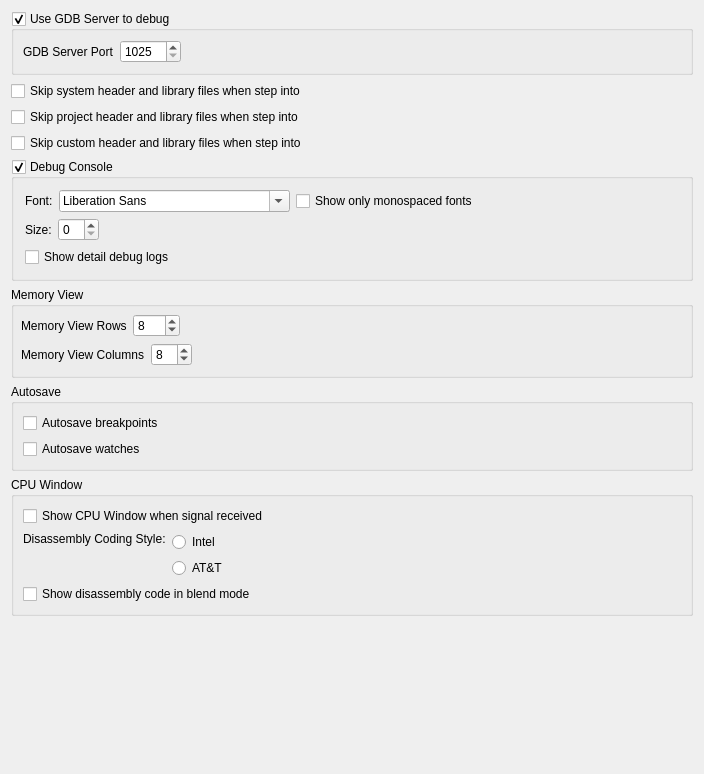
First picture: the form in RedPandaIDE/settingsdialog/debuggeneralwidget.ui, repository royqh1979/RedPanda-CPP, before the edit.
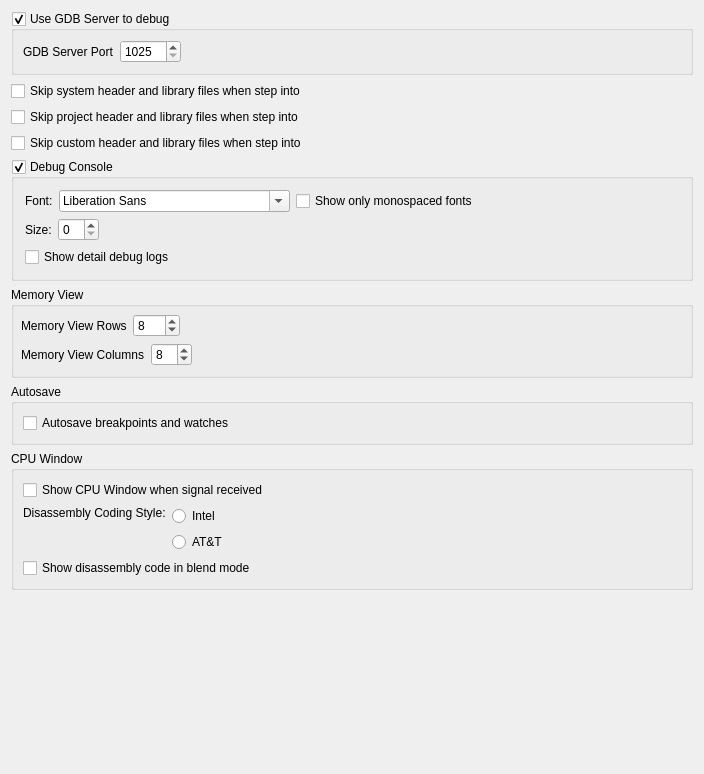
Second picture: the form after the edit.

Commit message: - enhancement: project and non-project files use different breakpoint and watchvar view (auto switch when not debugging and editor switched)   - enhancement: save project's breakpoint and watchvar in it's own debug file.   - enhancement: delete a watch expression don't reload who watch var view

```diff
--- a/RedPandaIDE/settingsdialog/debuggeneralwidget.ui
+++ b/RedPandaIDE/settingsdialog/debuggeneralwidget.ui
@@ -320,14 +320,7 @@
       <item>
        <widget class="QCheckBox" name="chkAutosaveBreakpoints">
         <property name="text">
-         <string>Autosave breakpoints</string>
-        </property>
-       </widget>
-      </item>
-      <item>
-       <widget class="QCheckBox" name="chkAutosaveWatches">
-        <property name="text">
-         <string>Autosave watches</string>
+         <string>Autosave breakpoints and watches</string>
         </property>
        </widget>
       </item>
```
Left out of the diff: 2 changed lines with no effect on the pictures. The commit also changes 11 other files.
